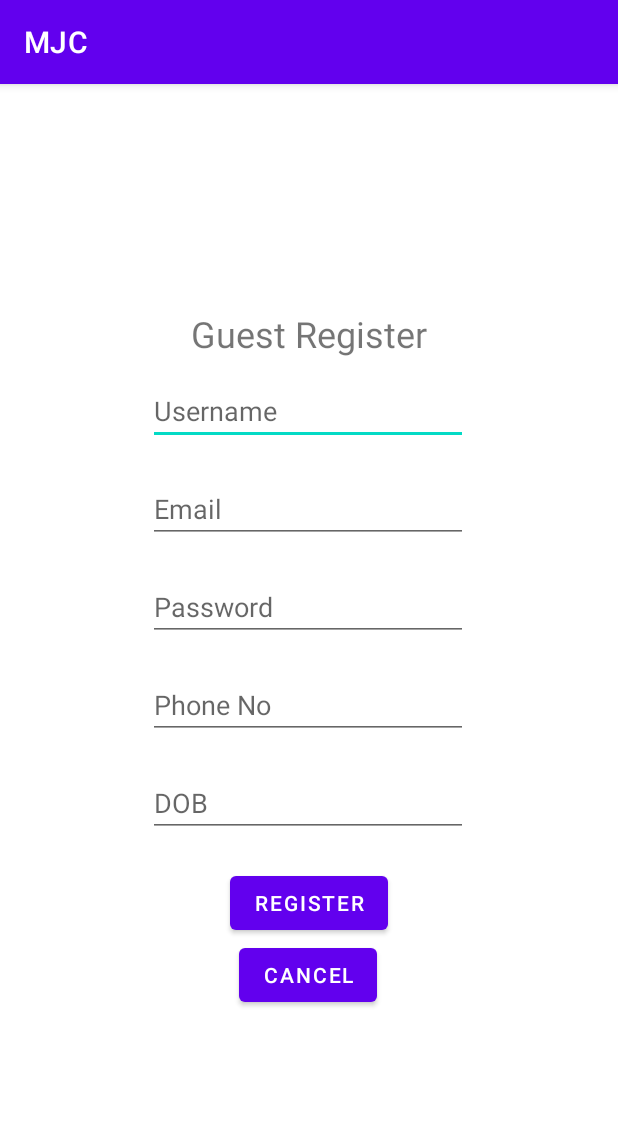
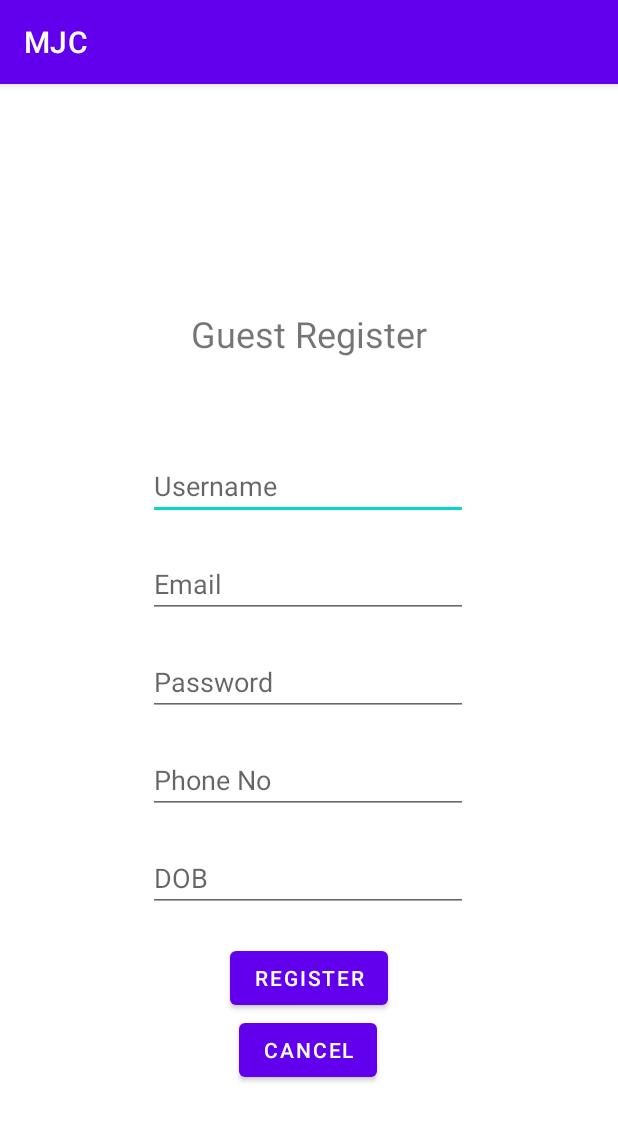
Before and after one commit to Shatishkumar/MJC, an Android app: the fragment register shown on its own in the app's theme, on a phone screen of 412 x 824 dp. Shown: the top 1121 px of the screen. Run offline under Robolectric (Android 15) with nearby library versions, the phone set to English and light mode, and no system bars; our stand-ins replace Firebase (no records; nobody signed in at launch, a user with empty details on screens opened directly).

```diff
--- a/app/src/main/java/com/example/mjc/MainActivity.kt
+++ b/app/src/main/java/com/example/mjc/MainActivity.kt
@@ -31,6 +31,8 @@ class MainActivity : AppCompatActivity() {
                 R.id.nav_home, R.id.nav_profile, R.id.nav_setting, R.id.nav_help, R.id.nav_login), drawerLayout)
         setupActionBarWithNavController(navController, appBarConfiguration)
         navView.setupWithNavController(navController)
+
+
     }
 
     override fun onCreateOptionsMenu(menu: Menu): Boolean {
--- a/app/src/main/res/layout/fragment_login.xml
+++ b/app/src/main/res/layout/fragment_login.xml
@@ -86,7 +86,7 @@
         android:text="@string/login_CreateAccount"
         android:textSize="12sp"
         app:layout_constraintBottom_toTopOf="@+id/loginButton"
-        app:layout_constraintEnd_toEndOf="parent" />
+        app:layout_constraintEnd_toEndOf="parent"/>
 
     <Button
         android:id="@+id/loginButton"
--- a/app/src/main/res/layout/fragment_register.xml
+++ b/app/src/main/res/layout/fragment_register.xml
@@ -4,7 +4,7 @@
     xmlns:tools="http://schemas.android.com/tools"
     android:layout_width="match_parent"
     android:layout_height="match_parent"
-    tools:context=".register.register">
+    tools:context=".register.Register">
 
     <TextView
         android:id="@+id/registerWelcome"
@@ -102,7 +102,7 @@
         android:id="@+id/register_cancelButton"
         android:layout_width="wrap_content"
         android:layout_height="wrap_content"
-        android:layout_marginBottom="150dp"
+        android:layout_marginBottom="100dp"
         android:text="@string/register_CancelBtn"
         app:layout_constraintBottom_toBottomOf="parent"
         app:layout_constraintEnd_toEndOf="parent"
```
Also changed, not shown: app/build.gradle (+8 -2 lines), app/src/main/java/com/example/mjc/login/LoginFragment.kt (+29 -8 lines), app/src/main/java/com/example/mjc/register/register.kt (+8 -1 lines), app/src/main/res/navigation/mobile_navigation.xml (+13 -0 lines).
